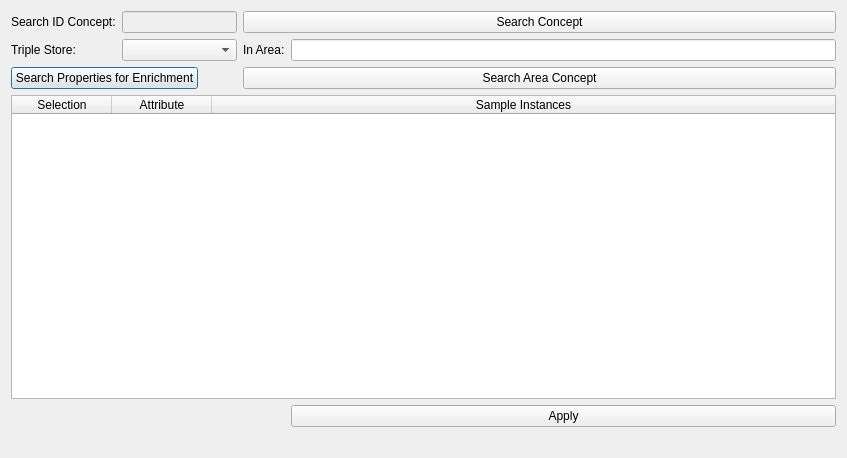
Old version of the form dialogs/ui/whattoenrichdialog.ui in the repository sparqlunicorn/sparqlunicornGoesGIS.
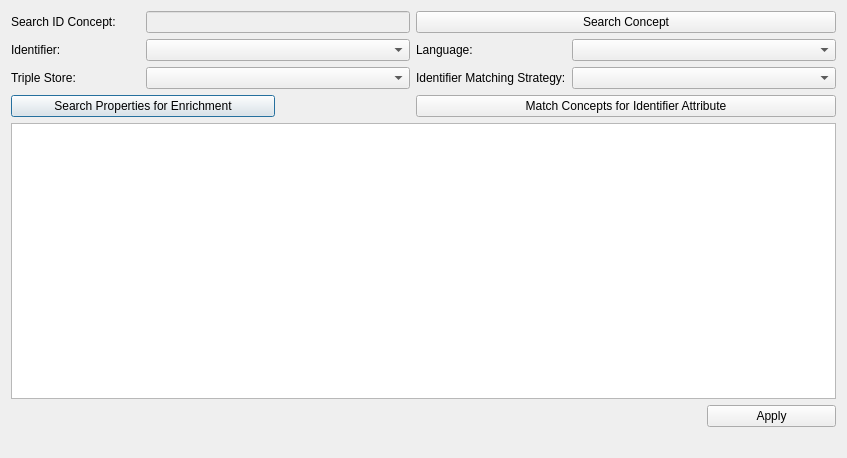
New version of the form.

What changed in the file:
```diff
--- a/dialogs/ui/whattoenrichdialog.ui
+++ b/dialogs/ui/whattoenrichdialog.ui
@@ -22,59 +22,56 @@
     </widget>
    </item>
    <item row="1" column="0">
+    <widget class="QLabel" name="idLabel">
+     <property name="text">
+      <string>Identifier:</string>
+     </property>
+    </widget>
+   </item>
+   <item row="3" column="0">
     <widget class="QLabel" name="tripleStoreLabel">
      <property name="text">
       <string>Triple Store:</string>
      </property>
     </widget>
    </item>
-   <item row="1" column="1" colspan="2">
-    <widget class="QComboBox" name="tripleStoreEdit">
-     <property name="enabled">
-      <bool>true</bool>
-     </property>
-    </widget>
-   </item>
-   <item row="1" column="3">
-    <widget class="QLabel" name="costumpropertyLabel">
-     <property name="text">
-      <string>In Area:</string>
-     </property>
-    </widget>
-   </item>
-   <item row="1" column="4">
-    <widget class="QLineEdit" name="inAreaEditText"/>
-   </item>
-   <item row="2" column="0" colspan="2">
+   <item row="8" column="0" colspan="2">
     <widget class="QPushButton" name="searchButton">
      <property name="text">
       <string>Search Properties for Enrichment</string>
      </property>
     </widget>
    </item>
-   <item row="4" column="4">
+   <item row="10" column="5">
     <widget class="QPushButton" name="applyButton">
      <property name="text">
       <string>Apply</string>
      </property>
     </widget>
    </item>
-   <item row="0" column="3" colspan="2">
+   <item row="0" column="3" colspan="3">
     <widget class="QPushButton" name="searchConceptButton">
      <property name="text">
       <string>Search Concept</string>
      </property>
     </widget>
    </item>
-   <item row="2" column="3" colspan="2">
-    <widget class="QPushButton" name="searchButton2">
+   <item row="11" column="0" colspan="6">
+    <widget class="QLabel" name="statusBarLabel">
      <property name="text">
-      <string>Search Area Concept</string>
+      <string/>
      </property>
     </widget>
    </item>
-   <item row="3" column="0" colspan="5">
-    <widget class="QTableWidget" name="searchResult">
+   <item row="1" column="3">
+    <widget class="QLabel" name="label">
+     <property name="text">
+      <string>Language:</string>
+     </property>
+    </widget>
+   </item>
+   <item row="9" column="0" colspan="6">
+    <widget class="QTableView" name="searchResult">
      <property name="editTriggers">
       <set>QAbstractItemView::NoEditTriggers</set>
      </property>
@@ -87,21 +84,9 @@
      <attribute name="horizontalHeaderStretchLastSection">
       <bool>true</bool>
      </attribute>
-     <column>
-      <property name="text">
-       <string>Selection</string>
-      </property>
-     </column>
-     <column>
-      <property name="text">
-       <string>Attribute</string>
-      </property>
-     </column>
-     <column>
-      <property name="text">
-       <string>Sample Instances</string>
-      </property>
-     </column>
+     <attribute name="verticalHeaderCascadingSectionResizes">
+      <bool>true</bool>
+     </attribute>
     </widget>
    </item>
    <item row="0" column="1" colspan="2">
@@ -111,10 +96,33 @@
      </property>
     </widget>
    </item>
-   <item row="5" column="0" colspan="5">
-    <widget class="QLabel" name="statusBarLabel">
+   <item row="1" column="4" colspan="2">
+    <widget class="QComboBox" name="comboBox"/>
+   </item>
+   <item row="8" column="3" colspan="3">
+    <widget class="QPushButton" name="searchButton2">
      <property name="text">
-      <string/>
+      <string>Match Concepts for Identifier Attribute</string>
+     </property>
+    </widget>
+   </item>
+   <item row="3" column="3">
+    <widget class="QLabel" name="matchLabel">
+     <property name="text">
+      <string>Identifier Matching Strategy:</string>
+     </property>
+    </widget>
+   </item>
+   <item row="3" column="4" colspan="2">
+    <widget class="QComboBox" name="matchCBox"/>
+   </item>
+   <item row="1" column="1" colspan="2">
+    <widget class="QComboBox" name="idCBox"/>
+   </item>
+   <item row="3" column="1" colspan="2">
+    <widget class="QComboBox" name="tripleStoreEdit">
+     <property name="enabled">
+      <bool>true</bool>
      </property>
     </widget>
    </item>
```
